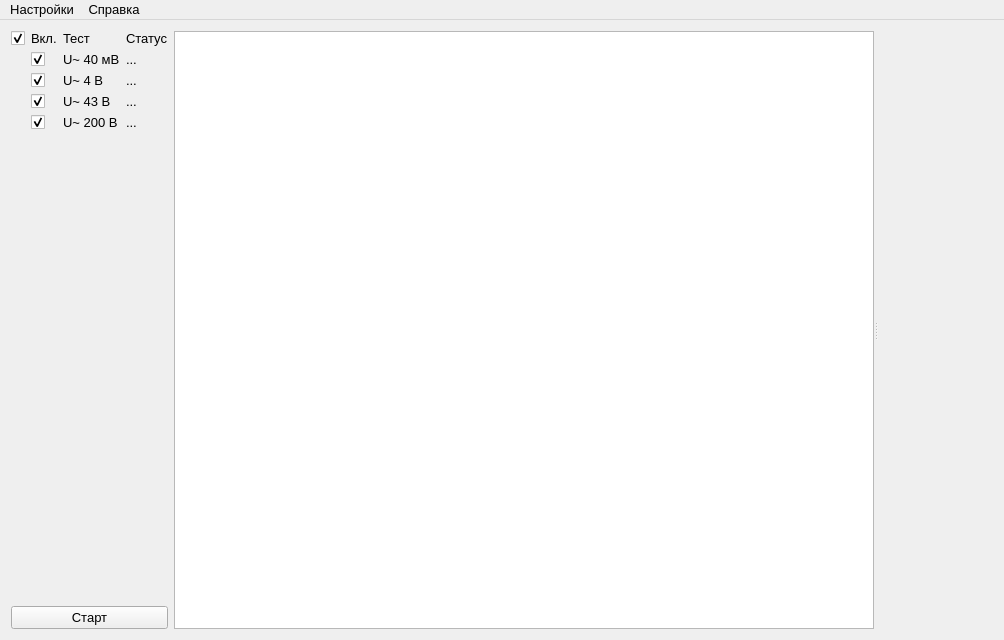
Before: the Qt Designer form ui/mainwindow.ui in irsural/clb_autocheck, drawn with Qt 5.
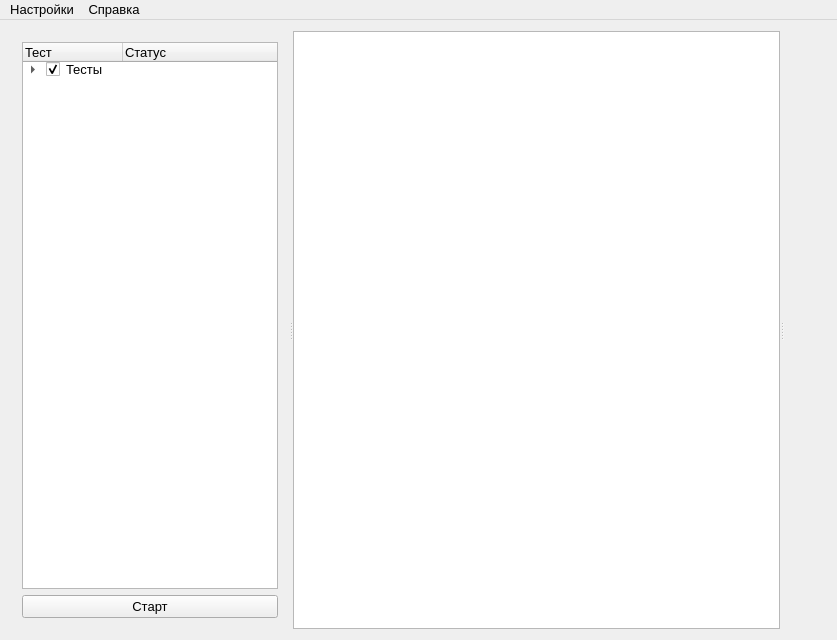
After: the same form once the commit is applied.

Commit message: Начал переделывать чекбоксы под QTreeWidget

Diff of the .ui file:
```diff
--- a/ui/mainwindow.ui
+++ b/ui/mainwindow.ui
@@ -6,7 +6,7 @@
    <rect>
     <x>0</x>
     <y>0</y>
-    <width>1004</width>
+    <width>837</width>
     <height>640</height>
    </rect>
   </property>
@@ -24,252 +24,351 @@
   <widget class="QWidget" name="centralWidget">
    <layout class="QHBoxLayout" name="horizontalLayout">
     <item>
-     <layout class="QVBoxLayout" name="verticalLayout_2">
-      <item>
-       <widget class="QWidget" name="tests_widget" native="true">
-        <layout class="QVBoxLayout" name="verticalLayout_3">
-         <property name="leftMargin">
-          <number>0</number>
-         </property>
-         <property name="topMargin">
-          <number>0</number>
-         </property>
-         <property name="rightMargin">
-          <number>0</number>
-         </property>
-         <property name="bottomMargin">
-          <number>0</number>
-         </property>
-         <item>
-          <layout class="QGridLayout" name="tests_layout">
-           <item row="0" column="0">
-            <layout class="QHBoxLayout" name="horizontalLayout_4">
-             <item>
-              <widget class="QCheckBox" name="enable_all_checkbox">
-               <property name="text">
-                <string/>
-               </property>
-               <property name="checked">
-                <bool>true</bool>
-               </property>
-               <property name="tristate">
-                <bool>false</bool>
-               </property>
-              </widget>
-             </item>
-             <item>
-              <widget class="QLabel" name="label_3">
-               <property name="text">
-                <string>Вкл.</string>
-               </property>
-              </widget>
-             </item>
-            </layout>
-           </item>
-           <item row="4" column="0">
-            <widget class="QCheckBox" name="checkBox_4">
-             <property name="styleSheet">
-              <string notr="true">margin-left: 20
-
-</string>
-             </property>
-             <property name="text">
-              <string/>
-             </property>
-             <property name="checked">
-              <bool>true</bool>
-             </property>
-            </widget>
-           </item>
-           <item row="1" column="0">
-            <widget class="QCheckBox" name="checkBox">
-             <property name="styleSheet">
-              <string notr="true">margin-left: 20
-
-</string>
-             </property>
-             <property name="text">
-              <string/>
-             </property>
-             <property name="checked">
-              <bool>true</bool>
-             </property>
-            </widget>
-           </item>
-           <item row="2" column="2">
-            <widget class="QLabel" name="label_6">
-             <property name="text">
-              <string>...</string>
-             </property>
-            </widget>
-           </item>
-           <item row="2" column="0">
-            <widget class="QCheckBox" name="checkBox_2">
-             <property name="styleSheet">
-              <string notr="true">margin-left: 20
-
-</string>
-             </property>
-             <property name="text">
-              <string/>
-             </property>
-             <property name="checked">
-              <bool>true</bool>
-             </property>
-            </widget>
-           </item>
-           <item row="2" column="1">
-            <widget class="QLabel" name="label_9">
-             <property name="text">
-              <string>U~ 4 В</string>
-             </property>
-            </widget>
-           </item>
-           <item row="4" column="1">
-            <widget class="QLabel" name="label_11">
-             <property name="text">
-              <string>U~ 200 В</string>
-             </property>
-            </widget>
-           </item>
-           <item row="3" column="0">
-            <widget class="QCheckBox" name="checkBox_3">
-             <property name="styleSheet">
-              <string notr="true">margin-left: 20
-
-</string>
-             </property>
-             <property name="text">
-              <string/>
-             </property>
-             <property name="checked">
-              <bool>true</bool>
-             </property>
-            </widget>
-           </item>
-           <item row="0" column="1">
-            <widget class="QLabel" name="label_4">
-             <property name="text">
-              <string>Тест</string>
-             </property>
-            </widget>
-           </item>
-           <item row="1" column="2">
-            <widget class="QLabel" name="label_2">
-             <property name="text">
-              <string>...</string>
-             </property>
-            </widget>
-           </item>
-           <item row="3" column="2">
-            <widget class="QLabel" name="label_7">
-             <property name="text">
-              <string>...</string>
-             </property>
-            </widget>
-           </item>
-           <item row="3" column="1">
-            <widget class="QLabel" name="label_10">
-             <property name="text">
-              <string>U~ 43 В</string>
-             </property>
-            </widget>
-           </item>
-           <item row="1" column="1">
-            <widget class="QLabel" name="label">
-             <property name="text">
-              <string>U~ 40 мВ</string>
-             </property>
-            </widget>
-           </item>
-           <item row="4" column="2">
-            <widget class="QLabel" name="label_8">
-             <property name="text">
-              <string>...</string>
-             </property>
-            </widget>
-           </item>
-           <item row="0" column="2">
-            <widget class="QLabel" name="label_5">
-             <property name="text">
-              <string>Статус</string>
-             </property>
-            </widget>
-           </item>
-          </layout>
-         </item>
-        </layout>
-       </widget>
-      </item>
-      <item>
-       <spacer name="verticalSpacer_2">
-        <property name="orientation">
-         <enum>Qt::Vertical</enum>
-        </property>
-        <property name="sizeHint" stdset="0">
-         <size>
-          <width>20</width>
-          <height>40</height>
-         </size>
-        </property>
-       </spacer>
-      </item>
-      <item>
-       <widget class="QPushButton" name="autocheck_start_button">
-        <property name="text">
-         <string>Старт</string>
-        </property>
-       </widget>
-      </item>
-     </layout>
-    </item>
-    <item>
-     <widget class="QSplitter" name="splitter">
+     <widget class="QSplitter" name="splitter_2">
       <property name="orientation">
        <enum>Qt::Horizontal</enum>
       </property>
-      <widget class="QPlainTextEdit" name="log_text_edit"/>
-      <widget class="QWidget" name="layoutWidget">
-       <layout class="QVBoxLayout" name="verticalLayout">
+      <widget class="QWidget" name="">
+       <layout class="QVBoxLayout" name="verticalLayout_2">
         <item>
-         <widget class="QWidget" name="source_mode_widget" native="true">
-          <layout class="QVBoxLayout" name="verticalLayout_4">
-           <property name="spacing">
-            <number>0</number>
+         <widget class="QTreeWidget" name="tests_tree">
+          <property name="sizePolicy">
+           <sizepolicy hsizetype="Expanding" vsizetype="Expanding">
+            <horstretch>0</horstretch>
+            <verstretch>0</verstretch>
+           </sizepolicy>
+          </property>
+          <property name="animated">
+           <bool>true</bool>
+          </property>
+          <column>
+           <property name="text">
+            <string>Тест</string>
            </property>
-           <property name="leftMargin">
-            <number>0</number>
+          </column>
+          <column>
+           <property name="text">
+            <string>Статус</string>
            </property>
-           <property name="topMargin">
-            <number>0</number>
+          </column>
+          <item>
+           <property name="text">
+            <string>Тесты</string>
            </property>
-           <property name="rightMargin">
-            <number>0</number>
+           <property name="checkState">
+            <enum>Checked</enum>
            </property>
-           <property name="bottomMargin">
-            <number>0</number>
+           <property name="text">
+            <string/>
            </property>
+           <property name="flags">
+            <set>ItemIsSelectable|ItemIsDragEnabled|ItemIsDropEnabled|ItemIsUserCheckable|ItemIsEnabled|ItemIsTristate</set>
+           </property>
            <item>
-            <layout class="QVBoxLayout" name="source_mode_layout"/>
+            <property name="text">
+             <string>Шлейфы</string>
+            </property>
+            <property name="checkState">
+             <enum>Checked</enum>
+            </property>
+            <property name="flags">
+             <set>ItemIsSelectable|ItemIsDragEnabled|ItemIsDropEnabled|ItemIsUserCheckable|ItemIsEnabled|ItemIsTristate</set>
+            </property>
+            <item>
+             <property name="text">
+              <string>Задний</string>
+             </property>
+             <property name="checkState">
+              <enum>Checked</enum>
+             </property>
+            </item>
+            <item>
+             <property name="text">
+              <string>Передний</string>
+             </property>
+             <property name="checkState">
+              <enum>Checked</enum>
+             </property>
+            </item>
            </item>
-          </layout>
+           <item>
+            <property name="text">
+             <string>Кулеры</string>
+            </property>
+            <property name="checkState">
+             <enum>Checked</enum>
+            </property>
+            <property name="flags">
+             <set>ItemIsSelectable|ItemIsDragEnabled|ItemIsDropEnabled|ItemIsUserCheckable|ItemIsEnabled|ItemIsTristate</set>
+            </property>
+            <item>
+             <property name="text">
+              <string>Основная плата</string>
+             </property>
+             <property name="checkState">
+              <enum>Checked</enum>
+             </property>
+            </item>
+            <item>
+             <property name="text">
+              <string>Транзистор DC</string>
+             </property>
+             <property name="checkState">
+              <enum>Checked</enum>
+             </property>
+             <property name="text">
+              <string/>
+             </property>
+            </item>
+           </item>
+           <item>
+            <property name="text">
+             <string>Пельтье</string>
+            </property>
+            <property name="checkState">
+             <enum>Checked</enum>
+            </property>
+            <property name="flags">
+             <set>ItemIsSelectable|ItemIsDragEnabled|ItemIsDropEnabled|ItemIsUserCheckable|ItemIsEnabled|ItemIsTristate</set>
+            </property>
+            <item>
+             <property name="text">
+              <string>№1</string>
+             </property>
+             <property name="checkState">
+              <enum>Checked</enum>
+             </property>
+            </item>
+            <item>
+             <property name="text">
+              <string>№2</string>
+             </property>
+             <property name="checkState">
+              <enum>Checked</enum>
+             </property>
+            </item>
+            <item>
+             <property name="text">
+              <string>№3</string>
+             </property>
+             <property name="checkState">
+              <enum>Checked</enum>
+             </property>
+            </item>
+            <item>
+             <property name="text">
+              <string>№4</string>
+             </property>
+             <property name="checkState">
+              <enum>Checked</enum>
+             </property>
+            </item>
+           </item>
+           <item>
+            <property name="text">
+             <string>Другое</string>
+            </property>
+            <property name="checkState">
+             <enum>Checked</enum>
+            </property>
+            <property name="flags">
+             <set>ItemIsSelectable|ItemIsDragEnabled|ItemIsDropEnabled|ItemIsUserCheckable|ItemIsEnabled|ItemIsTristate</set>
+            </property>
+            <item>
+             <property name="text">
+              <string>SD карта</string>
+             </property>
+             <property name="checkState">
+              <enum>Checked</enum>
+             </property>
+            </item>
+            <item>
+             <property name="text">
+              <string>Сетевые переменные</string>
+             </property>
+             <property name="checkState">
+              <enum>Checked</enum>
+             </property>
+            </item>
+           </item>
+           <item>
+            <property name="text">
+             <string>U=</string>
+            </property>
+            <property name="checkState">
+             <enum>Checked</enum>
+            </property>
+            <property name="flags">
+             <set>ItemIsSelectable|ItemIsDragEnabled|ItemIsDropEnabled|ItemIsUserCheckable|ItemIsEnabled|ItemIsTristate</set>
+            </property>
+            <item>
+             <property name="text">
+              <string>40 мВ</string>
+             </property>
+             <property name="checkState">
+              <enum>Checked</enum>
+             </property>
+            </item>
+            <item>
+             <property name="text">
+              <string>4 В</string>
+             </property>
+             <property name="checkState">
+              <enum>Checked</enum>
+             </property>
+            </item>
+            <item>
+             <property name="text">
+              <string>43 В</string>
+             </property>
+             <property name="checkState">
+              <enum>Checked</enum>
+             </property>
+            </item>
+            <item>
+             <property name="text">
+              <string>200 В</string>
+             </property>
+             <property name="checkState">
+              <enum>Checked</enum>
+             </property>
+            </item>
+           </item>
+           <item>
+            <property name="text">
+             <string>U~</string>
+            </property>
+            <property name="checkState">
+             <enum>Checked</enum>
+            </property>
+            <property name="flags">
+             <set>ItemIsSelectable|ItemIsDragEnabled|ItemIsDropEnabled|ItemIsUserCheckable|ItemIsEnabled|ItemIsTristate</set>
+            </property>
+            <item>
+             <property name="text">
+              <string>110 мВ</string>
+             </property>
+             <property name="checkState">
+              <enum>Checked</enum>
+             </property>
+            </item>
+           </item>
+           <item>
+            <property name="text">
+             <string>I=</string>
+            </property>
+            <property name="checkState">
+             <enum>Checked</enum>
+            </property>
+            <property name="flags">
+             <set>ItemIsSelectable|ItemIsDragEnabled|ItemIsDropEnabled|ItemIsUserCheckable|ItemIsEnabled|ItemIsTristate</set>
+            </property>
+            <item>
+             <property name="text">
+              <string>110 мкА</string>
+             </property>
+             <property name="checkState">
+              <enum>Checked</enum>
+             </property>
+            </item>
+           </item>
+           <item>
+            <property name="text">
+             <string>I~</string>
+            </property>
+            <property name="checkState">
+             <enum>Checked</enum>
+            </property>
+            <property name="flags">
+             <set>ItemIsSelectable|ItemIsDragEnabled|ItemIsDropEnabled|ItemIsUserCheckable|ItemIsEnabled|ItemIsTristate</set>
+            </property>
+            <item>
+             <property name="text">
+              <string>110 мА</string>
+             </property>
+             <property name="checkState">
+              <enum>Checked</enum>
+             </property>
+            </item>
+           </item>
+          </item>
          </widget>
         </item>
         <item>
-         <spacer name="verticalSpacer">
-          <property name="orientation">
-           <enum>Qt::Vertical</enum>
+         <widget class="QPushButton" name="autocheck_start_button">
+          <property name="text">
+           <string>Старт</string>
           </property>
-          <property name="sizeHint" stdset="0">
-           <size>
-            <width>20</width>
-            <height>40</height>
-           </size>
-          </property>
-         </spacer>
+         </widget>
         </item>
        </layout>
       </widget>
+      <widget class="QSplitter" name="splitter">
+       <property name="sizePolicy">
+        <sizepolicy hsizetype="Expanding" vsizetype="Preferred">
+         <horstretch>1</horstretch>
+         <verstretch>0</verstretch>
+        </sizepolicy>
+       </property>
+       <property name="orientation">
+        <enum>Qt::Horizontal</enum>
+       </property>
+       <widget class="QPlainTextEdit" name="log_text_edit">
+        <property name="sizePolicy">
+         <sizepolicy hsizetype="Expanding" vsizetype="Expanding">
+          <horstretch>1</horstretch>
+          <verstretch>0</verstretch>
+         </sizepolicy>
+        </property>
+       </widget>
+       <widget class="QWidget" name="layoutWidget">
+        <layout class="QVBoxLayout" name="verticalLayout">
+         <item>
+          <widget class="QWidget" name="source_mode_widget" native="true">
+           <property name="sizePolicy">
+            <sizepolicy hsizetype="Preferred" vsizetype="Preferred">
+             <horstretch>2</horstretch>
+             <verstretch>0</verstretch>
+            </sizepolicy>
+           </property>
+           <layout class="QVBoxLayout" name="verticalLayout_4">
+            <property name="spacing">
+             <number>0</number>
+            </property>
+            <property name="leftMargin">
+             <number>0</number>
+            </property>
+            <property name="topMargin">
+             <number>0</number>
+            </property>
+            <property name="rightMargin">
+             <number>0</number>
+            </property>
+            <property name="bottomMargin">
+             <number>0</number>
+            </property>
+            <item>
+             <layout class="QVBoxLayout" name="source_mode_layout"/>
+            </item>
+           </layout>
+          </widget>
+         </item>
+         <item>
+          <spacer name="verticalSpacer">
+           <property name="orientation">
+            <enum>Qt::Vertical</enum>
+           </property>
+           <property name="sizeHint" stdset="0">
+            <size>
+             <width>20</width>
+             <height>40</height>
+            </size>
+           </property>
+          </spacer>
+         </item>
+        </layout>
+       </widget>
+      </widget>
      </widget>
     </item>
    </layout>
@@ -279,7 +378,7 @@
     <rect>
      <x>0</x>
      <y>0</y>
-     <width>1004</width>
+     <width>837</width>
      <height>21</height>
     </rect>
    </property>
```
The commit also changes 5 other files.
